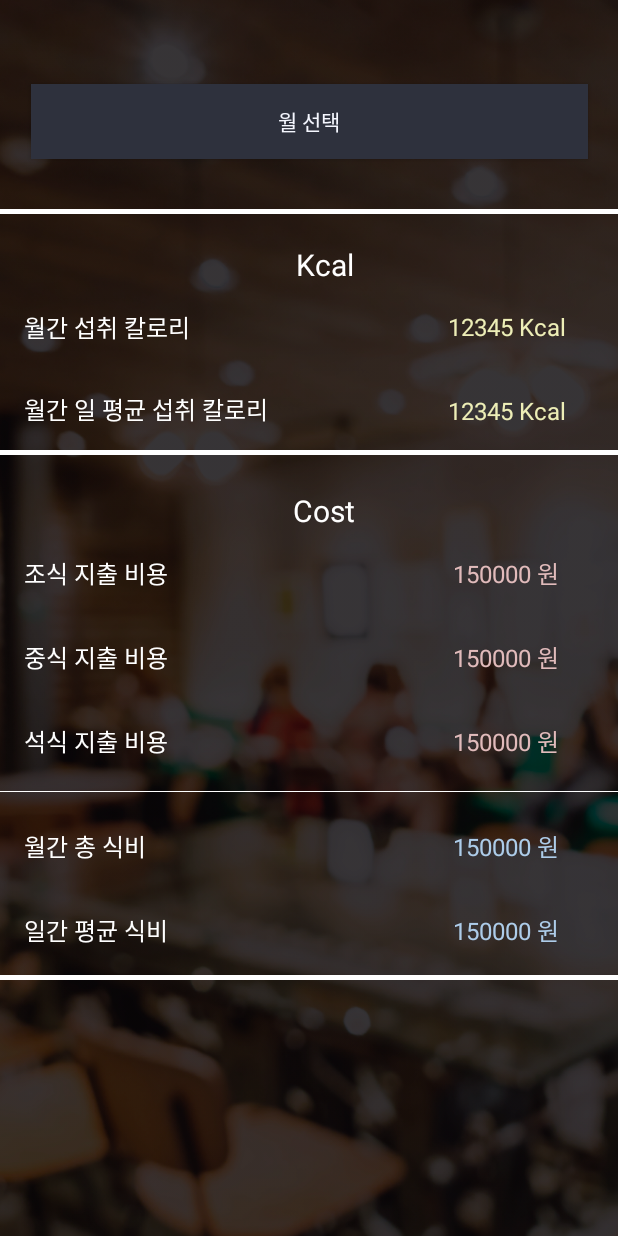
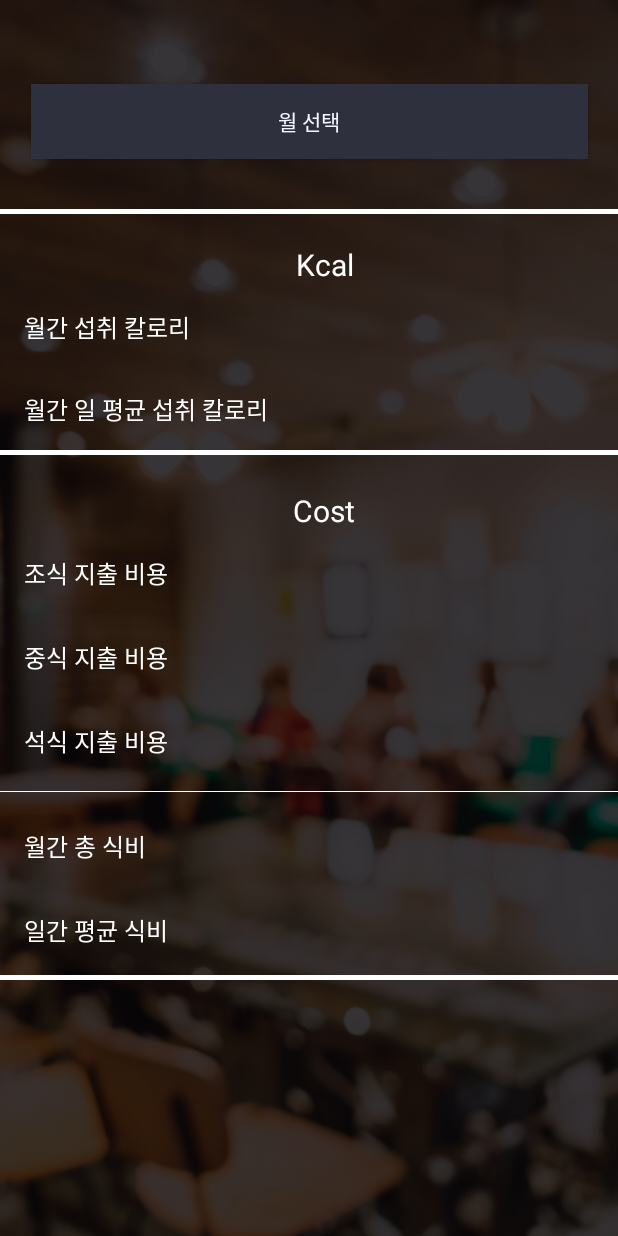
Before and after one commit to 23-2-MS-project/msProject, an Android app: the Analyze screen opened directly, with no data from a screen before it, on a phone screen of 412 x 824 dp. Run offline under Robolectric (Android 15) with nearby library versions, the phone set to English and light mode, and no system bars.

Commit message:
Feat: apply design

```diff
--- a/MS_Project/app/src/main/res/layout/activity_analyze.xml
+++ b/MS_Project/app/src/main/res/layout/activity_analyze.xml
@@ -16,10 +16,10 @@
         android:src="@drawable/other_page"
         app:layout_constraintBottom_toBottomOf="parent"
         app:layout_constraintEnd_toEndOf="parent"
-        app:layout_constraintHorizontal_bias="1.0"
+        app:layout_constraintHorizontal_bias="0.0"
         app:layout_constraintStart_toStartOf="parent"
         app:layout_constraintTop_toTopOf="parent"
-        app:layout_constraintVertical_bias="1.0" />
+        app:layout_constraintVertical_bias="0.0" />
 
     <Button
         android:id="@+id/buttonDatePicker"
@@ -67,6 +67,7 @@
         android:text="12345 Kcal"
         android:textColor="#EDEEB7"
         android:textSize="16sp"
+        android:visibility="gone"
         app:layout_constraintEnd_toEndOf="parent"
         app:layout_constraintTop_toTopOf="parent" />
 
@@ -79,11 +80,12 @@
         android:text="150000 원"
         android:textColor="#E1BBBB"
         android:textSize="16sp"
+        android:visibility="gone"
         app:layout_constraintEnd_toEndOf="parent"
         app:layout_constraintTop_toTopOf="parent" />
 
     <TextView
-        android:id="@+id/breakfastCost"
+        android:id="@+id/TotalMonthCost"
         android:layout_width="149dp"
         android:layout_height="56dp"
         android:layout_marginTop="536dp"
@@ -91,11 +93,12 @@
         android:text="150000 원"
         android:textColor="#ADCCE9"
         android:textSize="16sp"
+        android:visibility="gone"
         app:layout_constraintEnd_toEndOf="parent"
         app:layout_constraintTop_toTopOf="parent" />
 
     <TextView
-        android:id="@+id/breakfastCost2"
+        android:id="@+id/avgDailyCost"
         android:layout_width="149dp"
         android:layout_height="56dp"
         android:layout_marginTop="592dp"
@@ -103,6 +106,7 @@
         android:text="150000 원"
         android:textColor="#ADCCE9"
         android:textSize="16sp"
+        android:visibility="gone"
         app:layout_constraintEnd_toEndOf="parent"
         app:layout_constraintTop_toTopOf="parent" />
 
@@ -114,6 +118,7 @@
         android:text="150000 원"
         android:textColor="#E1BBBB"
         android:textSize="16sp"
+        android:visibility="gone"
         app:layout_constraintEnd_toEndOf="parent"
         app:layout_constraintTop_toBottomOf="@+id/BreakfastCost" />
 
@@ -125,6 +130,7 @@
         android:text="150000 원"
         android:textColor="#E1BBBB"
         android:textSize="16sp"
+        android:visibility="gone"
         app:layout_constraintEnd_toEndOf="parent"
         app:layout_constraintTop_toBottomOf="@+id/LunchCost" />
 
@@ -225,19 +231,20 @@
         android:text="월간 일 평균 섭취 칼로리"
         android:textColor="@color/white"
         android:textSize="16sp"
-        app:layout_constraintEnd_toStartOf="@+id/monthKcal"
+        app:layout_constraintEnd_toStartOf="@+id/monthAvgKcal"
         app:layout_constraintHorizontal_bias="0.0"
         app:layout_constraintStart_toStartOf="parent"
         app:layout_constraintTop_toBottomOf="@+id/monthKcalIndex" />
 
     <TextView
-        android:id="@+id/monthKcal"
+        android:id="@+id/monthAvgKcal"
         android:layout_width="149dp"
         android:layout_height="56dp"
         android:gravity="center"
         android:text="12345 Kcal"
         android:textColor="#EDEEB7"
         android:textSize="16sp"
+        android:visibility="gone"
         app:layout_constraintEnd_toEndOf="parent"
         app:layout_constraintTop_toBottomOf="@+id/MonthKcal" />
 
--- a/MS_Project/app/src/main/res/layout/activity_show_food_detail.xml
+++ b/MS_Project/app/src/main/res/layout/activity_show_food_detail.xml
@@ -54,12 +54,11 @@
         android:layout_marginEnd="64dp"
         android:layout_marginBottom="24dp"
         android:gravity="center"
-        android:text="식사 장소"
+        android:text="식사 시간"
         android:textColor="@color/white"
         android:textSize="20sp"
         app:layout_constraintBottom_toTopOf="@+id/MainMenu"
-        app:layout_constraintEnd_toStartOf="@+id/InfoTime"
-        app:layout_constraintVertical_bias="0.933" />
+        app:layout_constraintEnd_toStartOf="@+id/InfoTime" />
 
     <TextView
         android:id="@+id/MainMenu"
```
